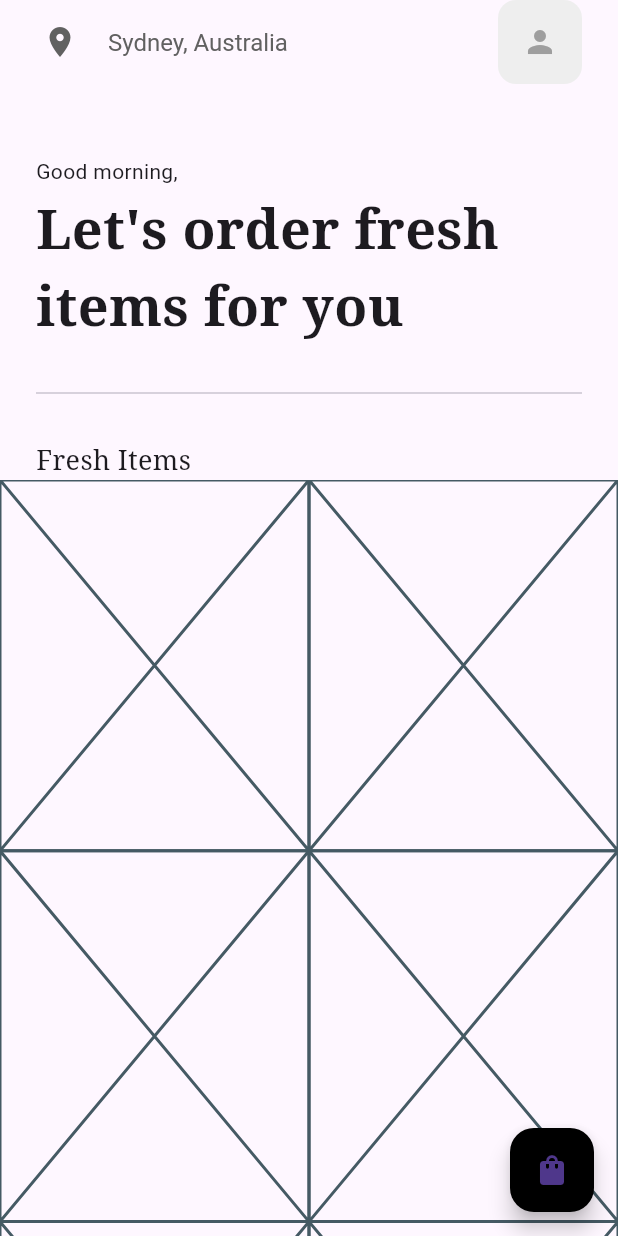
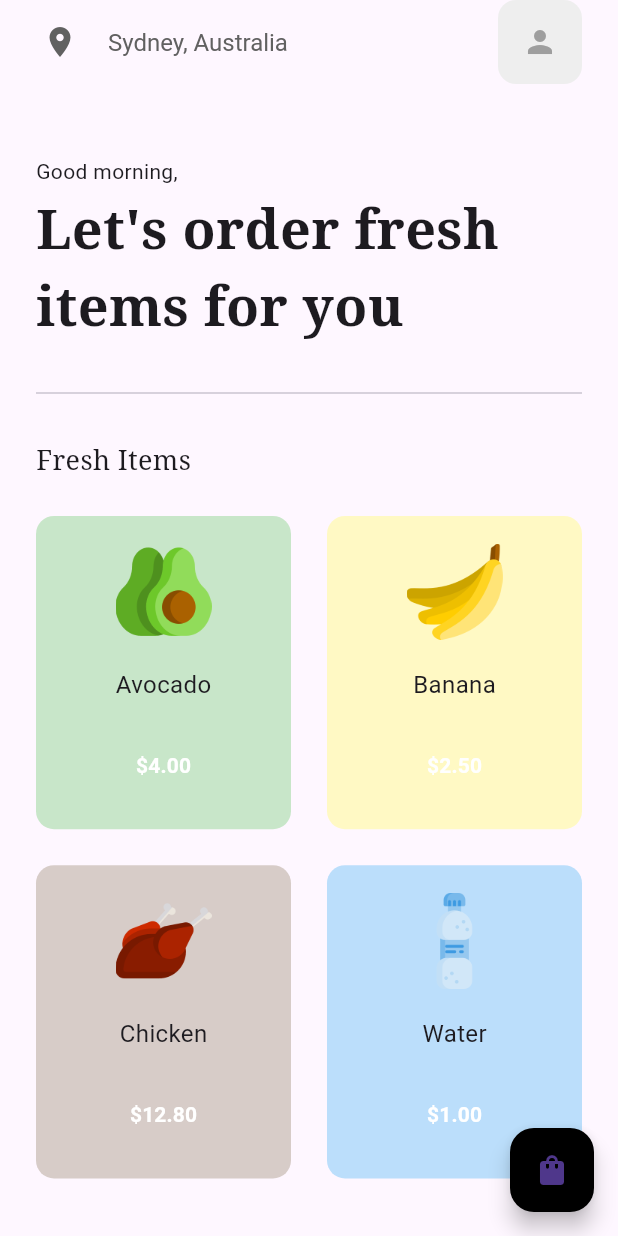
Before and after one commit to stDean/grocery_app_flutter, a Flutter app: the screen it shows after launch, after a tap on "Get Started", on a phone screen of 412 x 824 dp. Run offline on Flutter 3.47's test engine with Material 3 defaults, Android fonts, the phone set to English and light mode, and no system bars; our stand-ins replace google_fonts.

Commit message:
using the provider to pass state, and added the grocery list items

```diff
--- a/lib/component/GroceryItem.dart
+++ /dev/null
@@ -1,10 +0,0 @@
-import 'package:flutter/material.dart';
-
-class GroceryItemTile extends StatelessWidget {
-  const GroceryItemTile({super.key});
-
-  @override
-  Widget build(BuildContext context) {
-    return const Placeholder();
-  }
-}
--- /dev/null
+++ b/lib/component/grocery_item_tile.dart
@@ -0,0 +1,65 @@
+import 'package:flutter/material.dart';
+
+class GroceryItemTile extends StatelessWidget {
+  final String itemName;
+  final String itemPrice;
+  final String imagePath;
+  final color;
+  final void Function()? onPressed;
+
+  const GroceryItemTile({
+    super.key,
+    required this.itemName,
+    required this.itemPrice,
+    required this.imagePath,
+    required this.color,
+    required this.onPressed,
+  });
+
+  @override
+  Widget build(BuildContext context) {
+    return Padding(
+      padding: const EdgeInsets.all(12),
+      child: Container(
+        decoration: BoxDecoration(
+          borderRadius: BorderRadius.circular(12),
+          color: color[100],
+        ),
+        child: Column(
+          mainAxisAlignment: MainAxisAlignment.spaceEvenly,
+          crossAxisAlignment: CrossAxisAlignment.center,
+          children: [
+            // item image
+            Padding(
+              padding: const EdgeInsets.symmetric(horizontal: 40.0),
+              child: Image.asset(
+                imagePath,
+                height: 64,
+              ),
+            ),
+
+            // item name
+            Text(
+              itemName,
+              style: const TextStyle(
+                fontSize: 16,
+              ),
+            ),
+
+            MaterialButton(
+              onPressed: onPressed,
+              color: color,
+              child: Text(
+                '\$$itemPrice',
+                style: const TextStyle(
+                  color: Colors.white,
+                  fontWeight: FontWeight.bold,
+                ),
+              ),
+            )
+          ],
+        ),
+      ),
+    );
+  }
+}
--- a/lib/main.dart
+++ b/lib/main.dart
@@ -1,5 +1,7 @@
+import 'package:first/model/cart_model.dart';
 import 'package:first/pages/Intro.page.dart';
 import 'package:flutter/material.dart';
+import 'package:provider/provider.dart';
 
 void main() {
   runApp(const MyApp());
@@ -10,9 +12,12 @@ class MyApp extends StatelessWidget {
 
   @override
   Widget build(BuildContext context) {
-    return const MaterialApp(
-      debugShowCheckedModeBanner: false,
-      home: IntroPage(),
+    return ChangeNotifierProvider(
+      create: (context) => CartModel(),
+      child: const MaterialApp(
+        debugShowCheckedModeBanner: false,
+        home: IntroPage(),
+      ),
     );
   }
 }
--- /dev/null
+++ b/lib/model/cart_model.dart
@@ -0,0 +1,14 @@
+import 'package:flutter/material.dart';
+
+class CartModel extends ChangeNotifier {
+  // list of items on sale
+  final List _shopItems = const [
+    // [ itemName, itemPrice, imagePath, color ]
+    ["Avocado", "4.00", "lib/images/avocado.png", Colors.green],
+    ["Banana", "2.50", "lib/images/banana.png", Colors.yellow],
+    ["Chicken", "12.80", "lib/images/chicken.png", Colors.brown],
+    ["Water", "1.00", "lib/images/water.png", Colors.blue],
+  ];
+
+  get shopItems => _shopItems;
+}
--- a/lib/pages/Home.page.dart
+++ b/lib/pages/Home.page.dart
@@ -1,7 +1,9 @@
-import 'package:first/component/GroceryItem.dart';
+import 'package:first/component/grocery_item_tile.dart';
+import 'package:first/model/cart_model.dart';
 import 'package:first/pages/Cart.page.dart';
 import 'package:flutter/material.dart';
 import 'package:google_fonts/google_fonts.dart';
+import 'package:provider/provider.dart';
 
 class HomePage extends StatelessWidget {
   const HomePage({super.key});
@@ -104,13 +106,29 @@ class HomePage extends StatelessWidget {
 
           // products
           Expanded(
-            child: GridView.builder(
-              gridDelegate: const SliverGridDelegateWithFixedCrossAxisCount(
-                crossAxisCount: 2,
-                childAspectRatio: 1 / 1.2,
-              ),
-              itemBuilder: (context, index) {
-                return const GroceryItemTile();
+            child: Consumer<CartModel>(
+              builder: (context, value, child) {
+                return GridView.builder(
+                  padding: const EdgeInsets.all(12),
+                  physics: const NeverScrollableScrollPhysics(),
+                  itemCount: value.shopItems.length,
+                  gridDelegate: const SliverGridDelegateWithFixedCrossAxisCount(
+                    crossAxisCount: 2,
+                    childAspectRatio: 1 / 1.2,
+                  ),
+                  itemBuilder: (context, index) {
+                    return  GroceryItemTile(
+                      itemName: value.shopItems[index][0],
+                      itemPrice: value.shopItems[index][1],
+                      imagePath: value.shopItems[index][2],
+                      color: value.shopItems[index][3],
+                      // onPressed: () =>
+                      //     Provider.of<CartModel>(context, listen: false)
+                      //         .addItemToCart(index),
+                      onPressed: null,
+                    );
+                  },
+                );
               },
             ),
           )
--- a/pubspec.yaml
+++ b/pubspec.yaml
@@ -35,6 +35,7 @@ dependencies:
   # Use with the CupertinoIcons class for iOS style icons.
   cupertino_icons: ^1.0.2
   google_fonts: ^6.2.1
+  provider:
 
 dev_dependencies:
   flutter_test:
```
Also changed, not shown: pubspec.lock.
